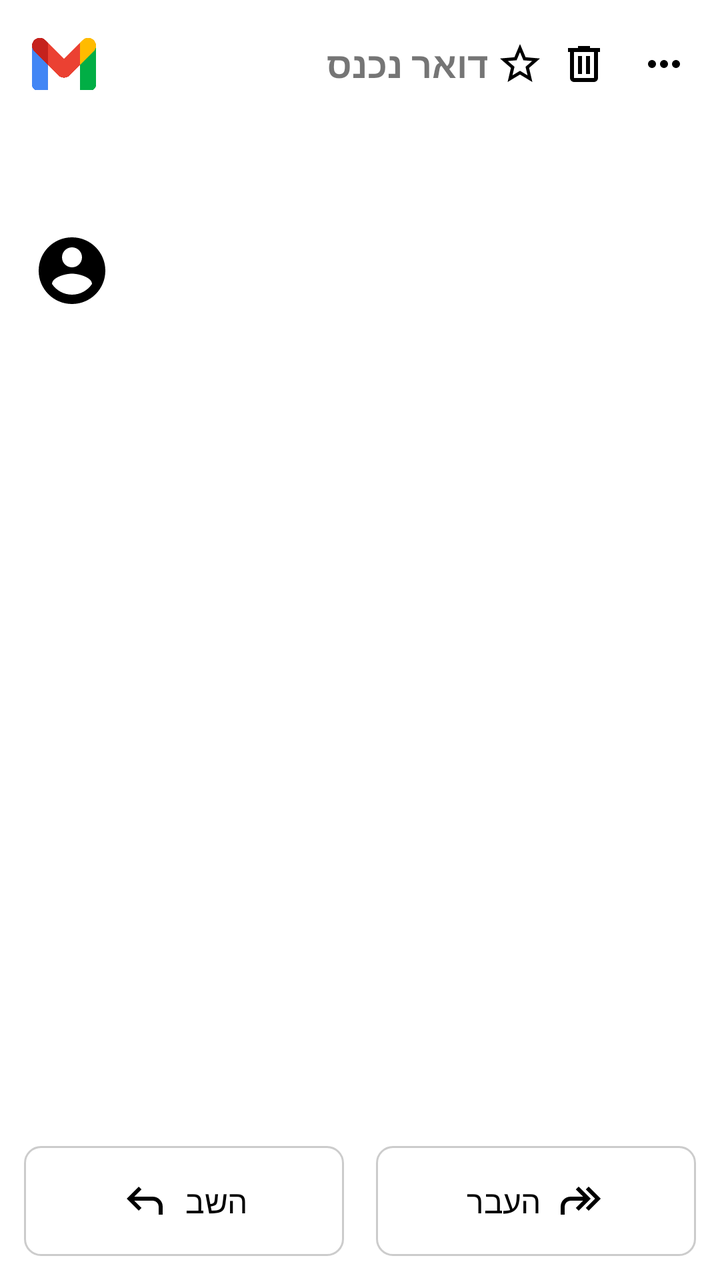
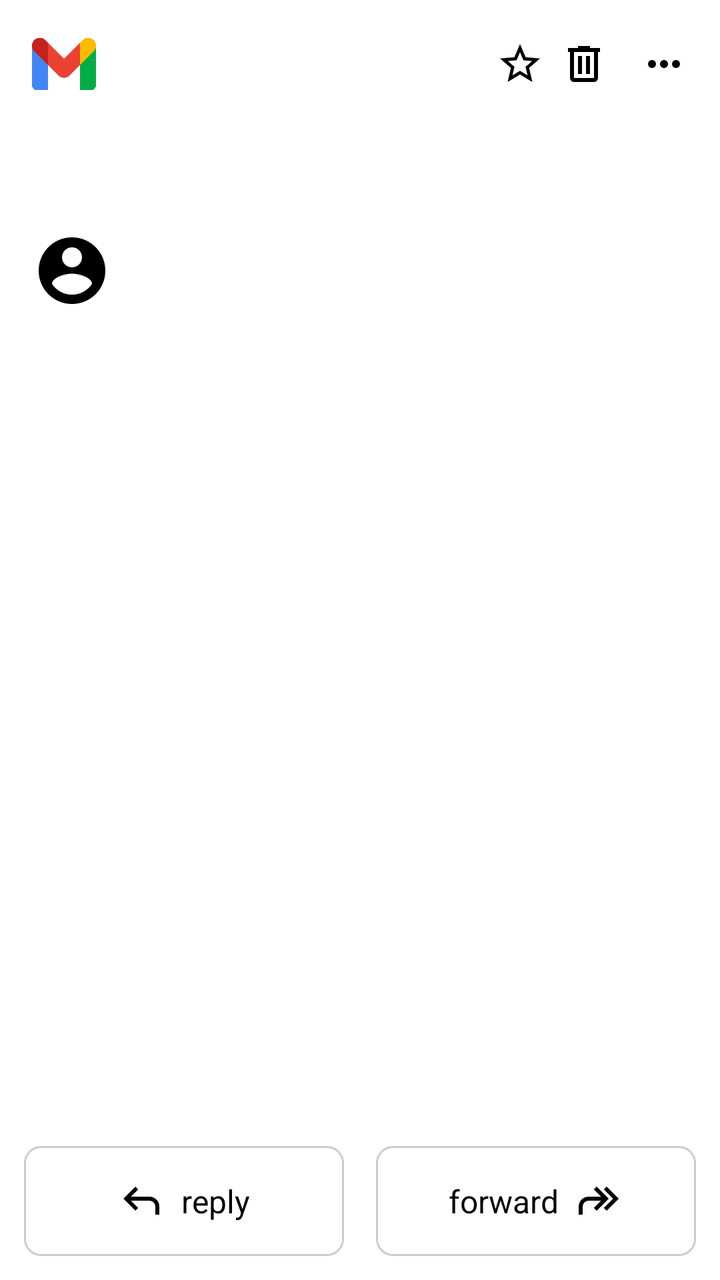

Two renders of the same Android screen: before a commit and after it. Below are the layout's source before the change and the commit's diff.
<!-- AndroidManifest.xml: application theme Theme.Project5 -->
<!-- res/layout/activity_mail_detail.xml -->
<?xml version="1.0" encoding="utf-8"?>
<LinearLayout xmlns:android="http://schemas.android.com/apk/res/android"
    android:orientation="vertical"
    android:layout_width="match_parent"
    android:layout_height="match_parent"
    android:background="#FFFFFF">

    
    <LinearLayout
        android:orientation="horizontal"
        android:padding="12dp"
        android:gravity="center_vertical"
        android:layout_width="match_parent"
        android:layout_height="wrap_content">

        <ImageView
            android:id="@+id/ivBack"
            android:src="@drawable/gmail_logo"
            android:layout_width="40dp"
            android:layout_height="40dp"
            android:contentDescription="חזרה"
            android:padding="4dp" />

        <TextView
            android:text="דואר נכנס"
            android:textStyle="bold"
            android:textSize="18sp"
            android:layout_marginStart="12dp"
            android:layout_width="0dp"
            android:layout_weight="1"
            android:layout_height="wrap_content" />

        <ImageView
            android:id="@+id/ivStar"
            android:src="@drawable/ic_star_border"
            android:layout_width="32dp"
            android:layout_height="32dp"
            android:padding="4dp" />

        <ImageView
            android:id="@+id/ivTrash"
            android:src="@drawable/ic_delete"
            android:layout_width="32dp"
            android:layout_height="32dp"
            android:padding="4dp" />

        <ImageView
            android:id="@+id/ivMore"
            android:layout_width="32dp"
            android:layout_height="32dp"
            android:src="@drawable/ic_more_vert"
            android:padding="4dp"
            android:contentDescription="עוד אפשרויות"
            android:layout_marginStart="8dp"/>
    </LinearLayout>

    
    <TextView
        android:id="@+id/tvSubject"
        android:textSize="20sp"
        android:textStyle="bold"
        android:paddingStart="16dp"
        android:paddingEnd="16dp"
        android:paddingTop="8dp"
        android:layout_width="match_parent"
        android:layout_height="wrap_content" />

    
    <LinearLayout
        android:orientation="horizontal"
        android:padding="16dp"
        android:gravity="center_vertical"
        android:layout_width="match_parent"
        android:layout_height="wrap_content">

        <ImageView
            android:id="@+id/ivAvatar"
            android:layout_width="40dp"
            android:layout_height="40dp"
            android:src="@drawable/ic_avatar"
            android:scaleType="centerCrop"
            android:background="@drawable/circle_mask" />

        <LinearLayout
            android:orientation="vertical"
            android:layout_marginStart="12dp"
            android:layout_width="0dp"
            android:layout_weight="1"
            android:layout_height="wrap_content">

            <TextView
                android:id="@+id/tvSenderName"
                android:textSize="16sp"
                android:textStyle="bold"
                android:textColor="#000000"
                android:layout_width="wrap_content"
                android:layout_height="wrap_content"/>

            <TextView
                android:id="@+id/tvSenderEmail"
                android:textSize="14sp"
                android:textColor="#666666"
                android:layout_width="wrap_content"
                android:layout_height="wrap_content"/>
        </LinearLayout>

        <TextView
            android:id="@+id/tvDate"
            android:textSize="12sp"
            android:textColor="#888888"
            android:layout_width="wrap_content"
            android:layout_height="wrap_content"/>
    </LinearLayout>

    
    <ScrollView
        android:layout_width="match_parent"
        android:layout_height="0dp"
        android:layout_weight="1">

        <LinearLayout
            android:layout_width="match_parent"
            android:layout_height="wrap_content"
            android:orientation="vertical">

            <LinearLayout
                android:id="@+id/attachmentsContainer"
                android:layout_width="match_parent"
                android:layout_height="wrap_content"
                android:orientation="vertical"
                android:padding="8dp"
                android:visibility="gone" />

            <TextView
                android:id="@+id/tvBody"
                android:padding="16dp"
                android:textSize="16sp"
                android:textColor="#000000"
                android:layout_width="match_parent"
                android:layout_height="wrap_content" />
        </LinearLayout>
    </ScrollView>

    
    <LinearLayout
        android:orientation="horizontal"
        android:padding="12dp"
        android:gravity="center"
        android:layout_width="match_parent"
        android:layout_height="wrap_content"
        android:layout_marginTop="24dp">

        
        <LinearLayout
            android:id="@+id/btnReply"
            android:orientation="horizontal"
            android:gravity="center"
            android:padding="8dp"
            android:layout_marginEnd="16dp"
            android:layout_width="0dp"
            android:layout_weight="1"
            android:layout_height="55dp"
            android:background="@drawable/button_outline">

            <ImageView
                android:src="@drawable/ic_reply"
                android:layout_width="24dp"
                android:layout_height="24dp" />

            <TextView
                android:text="השב"
                android:textSize="16sp"
                android:layout_marginStart="8dp"
                android:textColor="#000000"
                android:layout_width="wrap_content"
                android:layout_height="wrap_content" />
        </LinearLayout>

        
        <LinearLayout
            android:id="@+id/btnForward"
            android:orientation="horizontal"
            android:gravity="center"
            android:padding="8dp"
            android:layout_width="0dp"
            android:layout_weight="1"
            android:layout_height="55dp"
            android:background="@drawable/button_outline">

            <TextView
                android:text="העבר"
                android:textSize="16sp"
                android:textColor="#000000"
                android:layout_width="wrap_content"
                android:layout_height="wrap_content" />

            <ImageView
                android:src="@drawable/ic_forward"
                android:layout_marginStart="8dp"
                android:layout_width="24dp"
                android:layout_height="24dp" />
        </LinearLayout>
    </LinearLayout>
</LinearLayout>
<!-- resources referenced by this layout -->
<resources>
  <!-- drawable button_outline (drawable) -->
  <?xml version="1.0" encoding="utf-8"?>
  <shape xmlns:android="http://schemas.android.com/apk/res/android"
      android:shape="rectangle">
      <solid android:color="#FFFFFF"/>
      <stroke
          android:width="1dp"
          android:color="#CCCCCC"/>
      <corners android:radius="8dp"/>
  </shape>
  <!-- drawable circle_mask (drawable) -->
  <?xml version="1.0" encoding="utf-8"?>
  <shape xmlns:android="http://schemas.android.com/apk/res/android"
      android:shape="oval">
      <solid android:color="@android:color/transparent"/>
  </shape>
  <!-- drawable ic_avatar (drawable) -->
  <vector xmlns:android="http://schemas.android.com/apk/res/android" android:height="24dp" android:tint="#000000" android:viewportHeight="24" android:viewportWidth="24" android:width="24dp">
        
      <path android:fillColor="@android:color/white" android:pathData="M12,2C6.48,2 2,6.48 2,12s4.48,10 10,10 10,-4.48 10,-10S17.52,2 12,2zM12,5c1.66,0 3,1.34 3,3s-1.34,3 -3,3 -3,-1.34 -3,-3 1.34,-3 3,-3zM12,19.2c-2.5,0 -4.71,-1.28 -6,-3.22 0.03,-1.99 4,-3.08 6,-3.08 1.99,0 5.97,1.09 6,3.08 -1.29,1.94 -3.5,3.22 -6,3.22z"/>
      
  </vector>
  <!-- drawable ic_forward (drawable) -->
  <vector xmlns:android="http://schemas.android.com/apk/res/android" android:autoMirrored="true" android:height="24dp" android:tint="#000000" android:viewportHeight="960" android:viewportWidth="960" android:width="24dp">
        
      <path android:fillColor="@android:color/white" android:pathData="M640,680L583,624L767,440L583,256L640,200L880,440L640,680ZM80,760L80,600Q80,517 138.5,458.5Q197,400 280,400L527,400L383,256L440,200L680,440L440,680L383,624L527,480L280,480Q230,480 195,515Q160,550 160,600L160,760L80,760Z"/>
      
  </vector>
  <!-- drawable ic_more_vert (drawable) -->
  <vector xmlns:android="http://schemas.android.com/apk/res/android" android:height="24dp" android:tint="#000000" android:viewportHeight="960" android:viewportWidth="960" android:width="24dp">
        
      <path android:fillColor="@android:color/white" android:pathData="M240,560Q207,560 183.5,536.5Q160,513 160,480Q160,447 183.5,423.5Q207,400 240,400Q273,400 296.5,423.5Q320,447 320,480Q320,513 296.5,536.5Q273,560 240,560ZM480,560Q447,560 423.5,536.5Q400,513 400,480Q400,447 423.5,423.5Q447,400 480,400Q513,400 536.5,423.5Q560,447 560,480Q560,513 536.5,536.5Q513,560 480,560ZM720,560Q687,560 663.5,536.5Q640,513 640,480Q640,447 663.5,423.5Q687,400 720,400Q753,400 776.5,423.5Q800,447 800,480Q800,513 776.5,536.5Q753,560 720,560Z"/>
      
  </vector>
  <!-- drawable ic_reply (drawable) -->
  <vector xmlns:android="http://schemas.android.com/apk/res/android" android:autoMirrored="true" android:height="24dp" android:tint="#000000" android:viewportHeight="960" android:viewportWidth="960" android:width="24dp">
        
      <path android:fillColor="@android:color/white" android:pathData="M760,760L760,600Q760,550 725,515Q690,480 640,480L273,480L417,624L360,680L120,440L360,200L417,256L273,400L640,400Q723,400 781.5,458.5Q840,517 840,600L840,760L760,760Z"/>
      
  </vector>
  <!-- drawable ic_star_border (drawable) -->
  <vector xmlns:android="http://schemas.android.com/apk/res/android" android:height="24dp" android:tint="#000000" android:viewportHeight="24" android:viewportWidth="24" android:width="24dp">
        
      <path android:fillColor="@android:color/white" android:pathData="M22,9.24l-7.19,-0.62L12,2 9.19,8.63 2,9.24l5.46,4.73L5.82,21 12,17.27 18.18,21l-1.63,-7.03L22,9.24zM12,15.4l-3.76,2.27 1,-4.28 -3.32,-2.88 4.38,-0.38L12,6.1l1.71,4.04 4.38,0.38 -3.32,2.88 1,4.28L12,15.4z"/>
      
  </vector>
  <style name="Theme.Project5" parent="Theme.AppCompat.Light.NoActionBar" />
  <!-- unchanged entries left out for length: 2 -->
</resources>

<!-- the commit's change to res/layout/activity_mail_detail.xml (unified diff, before → after) -->
@@ -22,7 +22,6 @@
             android:padding="4dp" />
 
         <TextView
-            android:text="דואר נכנס"
             android:textStyle="bold"
             android:textSize="18sp"
             android:layout_marginStart="12dp"
@@ -168,7 +167,7 @@
                 android:layout_height="24dp" />
 
             <TextView
-                android:text="השב"
+                android:text="reply"
                 android:textSize="16sp"
                 android:layout_marginStart="8dp"
                 android:textColor="#000000"
@@ -188,7 +187,7 @@
             android:background="@drawable/button_outline">
 
             <TextView
-                android:text="העבר"
+                android:text="forward"
                 android:textSize="16sp"
                 android:textColor="#000000"
                 android:layout_width="wrap_content"
